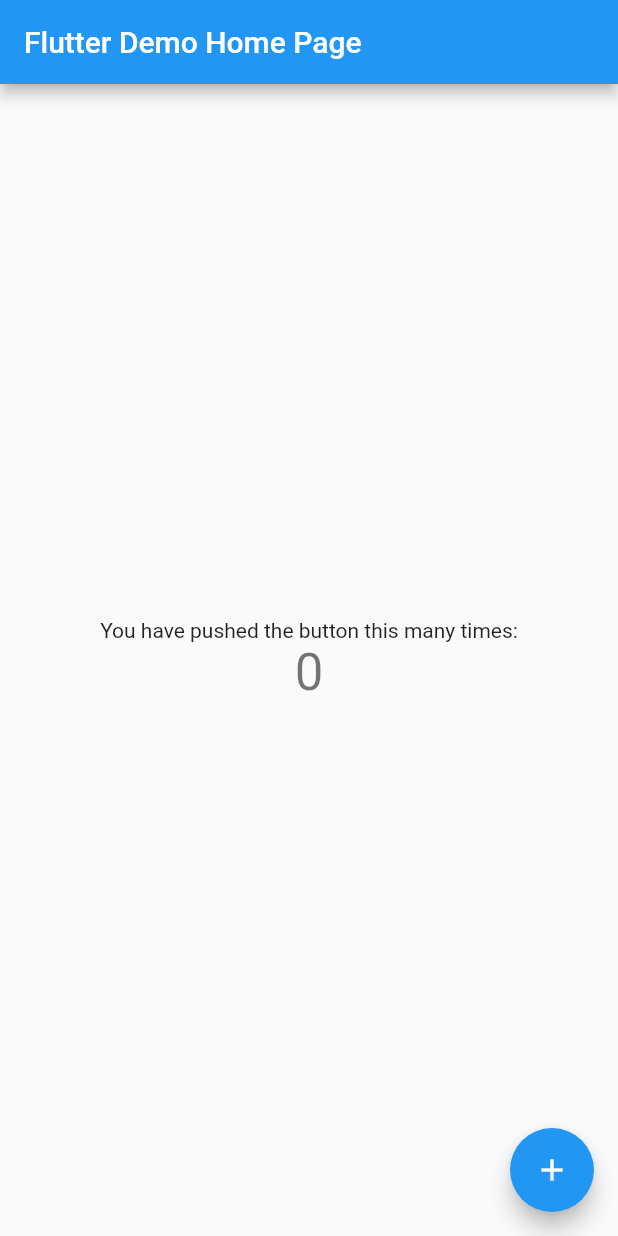
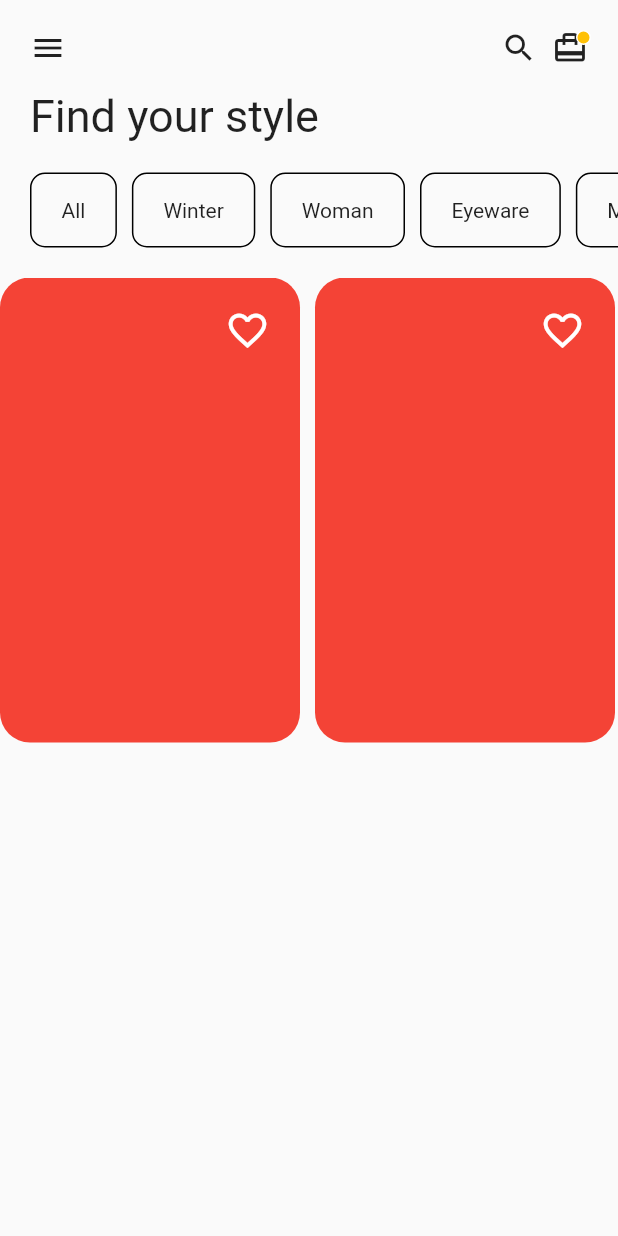
Before and after one commit to subrato-saha/Code_Mavericks_Team_Code, a Flutter app: the screen it shows after launch, on a phone screen of 412 x 824 dp. Run offline on Flutter 3.47's test engine with Material 2 defaults, Android fonts, the phone set to English and light mode, and no system bars.

Commit message:
initial page setup

```diff
--- /dev/null
+++ b/lib/app_bar.dart
@@ -0,0 +1,40 @@
+import 'package:flutter/material.dart';
+
+class MyAppBar extends StatelessWidget {
+  const MyAppBar({super.key});
+
+  @override
+  Widget build(BuildContext context) {
+    return Stack(children: [
+      Container(
+        height: 50,
+        width: double.infinity,
+        padding: EdgeInsets.all(20),
+        child:
+            Row(mainAxisAlignment: MainAxisAlignment.spaceBetween, children: [
+          const Icon(Icons.menu),
+          Row(
+            children: const [
+              Icon(Icons.search),
+              SizedBox(
+                width: 10,
+              ),
+              Icon(Icons.card_travel)
+            ],
+          )
+        ]),
+      ),
+      Positioned(
+          right: 18,
+          top: 20,
+          child: Container(
+            height: 10,
+            width: 10,
+            decoration: BoxDecoration(
+                color: Colors.amber,
+                borderRadius: BorderRadius.circular(50),
+                border: Border.all(color: Colors.white)),
+          ))
+    ]);
+  }
+}
--- /dev/null
+++ b/lib/demo_data.dart
@@ -0,0 +1,11 @@
+class DemoData {
+  String imageUrl, productName, price;
+  DemoData(this.imageUrl, this.productName, this.price);
+  static List<DemoData> alldata() {
+    return [
+      DemoData("imageUrl", "productName", "price"),
+      DemoData("imageUrl", "productName", "price"),
+      DemoData("imageUrl", "productName", "price"),
+    ];
+  }
+}
--- a/lib/main.dart
+++ b/lib/main.dart
@@ -1,3 +1,4 @@
+import 'package:code_mavericks_team_code/my_home_page.dart';
 import 'package:flutter/material.dart';
 
 void main() {
@@ -13,103 +14,9 @@
     return MaterialApp(
       title: 'Flutter Demo',
       theme: ThemeData(
-        // This is the theme of your application.
-        //
-        // Try running your application with "flutter run". You'll see the
-        // application has a blue toolbar. Then, without quitting the app, try
-        // changing the primarySwatch below to Colors.green and then invoke
-        // "hot reload" (press "r" in the console where you ran "flutter run",
-        // or simply save your changes to "hot reload" in a Flutter IDE).
-        // Notice that the counter didn't reset back to zero; the application
-        // is not restarted.
         primarySwatch: Colors.blue,
       ),
-      home: const MyHomePage(title: 'Flutter Demo Home Page'),
+      home: const MyHomePage(),
     );
   }
 }
-
-class MyHomePage extends StatefulWidget {
-  const MyHomePage({super.key, required this.title});
-
-  // This widget is the home page of your application. It is stateful, meaning
-  // that it has a State object (defined below) that contains fields that affect
-  // how it looks.
-
-  // This class is the configuration for the state. It holds the values (in this
-  // case the title) provided by the parent (in this case the App widget) and
-  // used by the build method of the State. Fields in a Widget subclass are
-  // always marked "final".
-
-  final String title;
-
-  @override
-  State<MyHomePage> createState() => _MyHomePageState();
-}
-
-class _MyHomePageState extends State<MyHomePage> {
-  int _counter = 0;
-
-  void _incrementCounter() {
-    setState(() {
-      // This call to setState tells the Flutter framework that something has
-      // changed in this State, which causes it to rerun the build method below
-      // so that the display can reflect the updated values. If we changed
-      // _counter without calling setState(), then the build method would not be
-      // called again, and so nothing would appear to happen.
-      _counter++;
-    });
-  }
-
-  @override
-  Widget build(BuildContext context) {
-    // This method is rerun every time setState is called, for instance as done
-    // by the _incrementCounter method above.
-    //
-    // The Flutter framework has been optimized to make rerunning build methods
-    // fast, so that you can just rebuild anything that needs updating rather
-    // than having to individually change instances of widgets.
-    return Scaffold(
-      appBar: AppBar(
-        // Here we take the value from the MyHomePage object that was created by
-        // the App.build method, and use it to set our appbar title.
-        title: Text(widget.title),
-      ),
-      body: Center(
-        // Center is a layout widget. It takes a single child and positions it
-        // in the middle of the parent.
-        child: Column(
-          // Column is also a layout widget. It takes a list of children and
-          // arranges them vertically. By default, it sizes itself to fit its
-          // children horizontally, and tries to be as tall as its parent.
-          //
-          // Invoke "debug painting" (press "p" in the console, choose the
-          // "Toggle Debug Paint" action from the Flutter Inspector in Android
-          // Studio, or the "Toggle Debug Paint" command in Visual Studio Code)
-          // to see the wireframe for each widget.
-          //
-          // Column has various properties to control how it sizes itself and
-          // how it positions its children. Here we use mainAxisAlignment to
-          // center the children vertically; the main axis here is the vertical
-          // axis because Columns are vertical (the cross axis would be
-          // horizontal).
-          mainAxisAlignment: MainAxisAlignment.center,
-          children: <Widget>[
-            const Text(
-              'You have pushed the button this many times:',
-            ),
-            Text(
-              '$_counter',
-              style: Theme.of(context).textTheme.headline4,
-            ),
-          ],
-        ),
-      ),
-      floatingActionButton: FloatingActionButton(
-        onPressed: _incrementCounter,
-        tooltip: 'Increment',
-        child: const Icon(Icons.add),
-      ), // This trailing comma makes auto-formatting nicer for build methods.
-    );
-  }
-}
--- /dev/null
+++ b/lib/menu.dart
@@ -0,0 +1,17 @@
+import 'package:flutter/material.dart';
+
+class Menu extends StatelessWidget {
+  Menu({super.key, required this.menu_Name});
+  String menu_Name;
+
+  @override
+  Widget build(BuildContext context) {
+    return Container(
+      padding: EdgeInsets.symmetric(vertical: 10, horizontal: 20),
+      decoration: BoxDecoration(
+          border: Border.all(color: Colors.black),
+          borderRadius: BorderRadius.circular(10)),
+      child: Center(child: Text(menu_Name)),
+    );
+  }
+}
--- /dev/null
+++ b/lib/my_home_page.dart
@@ -0,0 +1,58 @@
+import 'package:code_mavericks_team_code/app_bar.dart';
+import 'package:code_mavericks_team_code/demo_data.dart';
+import 'package:code_mavericks_team_code/menu.dart';
+import 'package:code_mavericks_team_code/product_cart.dart';
+import 'package:flutter/material.dart';
+
+class MyHomePage extends StatelessWidget {
+  const MyHomePage({super.key});
+
+  @override
+  Widget build(BuildContext context) {
+    List menu = ["All", "Winter", "Woman", "Eyeware", "Man", "Summner"];
+    List products = DemoData.alldata();
+    return Scaffold(
+      body: SafeArea(
+          child: Column(
+        children: [
+          MyAppBar(),
+          Container(
+            child:
+                Column(crossAxisAlignment: CrossAxisAlignment.start, children: [
+              Padding(
+                padding: EdgeInsets.symmetric(vertical: 10, horizontal: 20),
+                child: Text(
+                  "Find your style",
+                  style: TextStyle(fontSize: 30),
+                ),
+              ),
+              Container(
+                height: 70,
+                width: double.infinity,
+                child: ListView.separated(
+                    padding: EdgeInsets.symmetric(vertical: 10, horizontal: 20),
+                    scrollDirection: Axis.horizontal,
+                    itemBuilder: ((context, index) => Menu(
+                          menu_Name: menu[index],
+                        )),
+                    separatorBuilder: ((context, index) => SizedBox(width: 10)),
+                    itemCount: menu.length),
+              )
+            ]),
+          ),
+          Container(
+            margin: EdgeInsets.only(top: 10, bottom: 10),
+            height: 310,
+            child: ListView.separated(
+                scrollDirection: Axis.horizontal,
+                itemBuilder: (context, index) => ProductCart(products[index]),
+                separatorBuilder: ((context, index) => SizedBox(
+                      width: 10,
+                    )),
+                itemCount: products.length),
+          )
+        ],
+      )),
+    );
+  }
+}
--- /dev/null
+++ b/lib/product_cart.dart
@@ -0,0 +1,28 @@
+import 'package:code_mavericks_team_code/demo_data.dart';
+import 'package:flutter/material.dart';
+
+class ProductCart extends StatelessWidget {
+  DemoData _demoData;
+  ProductCart(this._demoData);
+
+  @override
+  Widget build(BuildContext context) {
+    return Stack(
+      children: [
+        Container(
+          width: 200,
+          decoration: BoxDecoration(
+              color: Colors.red, borderRadius: BorderRadius.circular(20)),
+        ),
+        Positioned(
+            right: 20,
+            top: 20,
+            child: Icon(
+              Icons.favorite_border,
+              color: Colors.white,
+              size: 30,
+            ))
+      ],
+    );
+  }
+}
```
